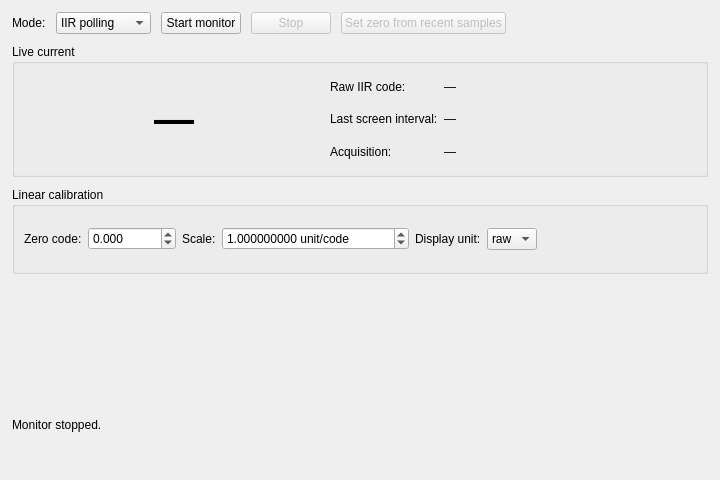
First picture: the form in forms/current_monitor_view.ui, repository nucliflare/nlab-digitizer-community, before the edit.
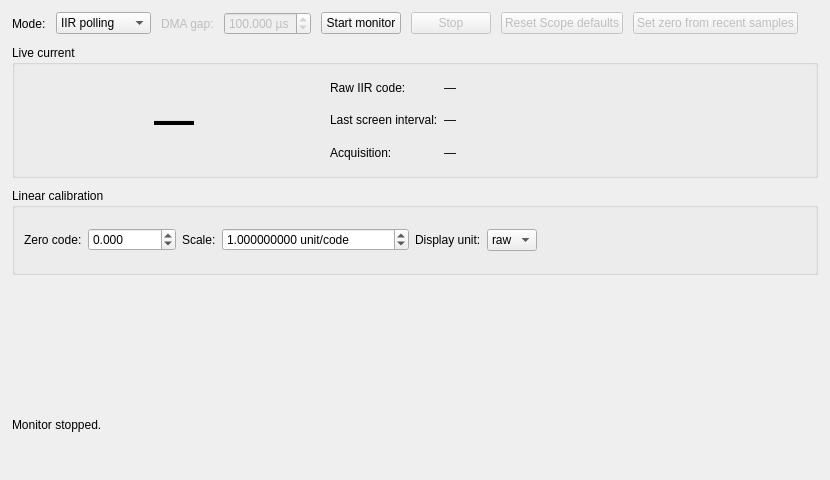
Second picture: the form after the edit. Custom widgets are drawn as their Qt base class.

Commit message: feat(current): finalize live IIR and DMA monitoring

Diff of the .ui file:
```diff
--- a/forms/current_monitor_view.ui
+++ b/forms/current_monitor_view.ui
@@ -18,8 +18,28 @@
        <item><property name="text"><string>Scope DMA</string></property></item>
       </widget>
      </item>
+     <item><widget class="QLabel" name="labelDmaGap"><property name="text"><string>DMA gap:</string></property><property name="enabled"><bool>false</bool></property></widget></item>
+     <item>
+      <widget class="QDoubleSpinBox" name="spinDmaGap">
+       <property name="enabled"><bool>false</bool></property>
+       <property name="toolTip"><string>Post-frame gap for the next Scope DMA current measurement; hardware resolution is 0.008 microseconds.</string></property>
+       <property name="suffix"><string> &#xB5;s</string></property>
+       <property name="decimals"><number>3</number></property>
+       <property name="minimum"><double>0.000000000000000</double></property>
+       <property name="maximum"><double>524.280000000000000</double></property>
+       <property name="singleStep"><double>0.008000000000000</double></property>
+       <property name="value"><double>100.000000000000000</double></property>
+      </widget>
+     </item>
      <item><widget class="QPushButton" name="btnStart"><property name="text"><string>Start monitor</string></property></widget></item>
      <item><widget class="QPushButton" name="btnStop"><property name="text"><string>Stop</string></property><property name="enabled"><bool>false</bool></property></widget></item>
+     <item>
+      <widget class="QPushButton" name="btnResetScopeDefaults">
+       <property name="text"><string>Reset Scope defaults</string></property>
+       <property name="enabled"><bool>false</bool></property>
+       <property name="toolTip"><string>Restore the Scope hardware defaults after stopping Current DMA.</string></property>
+      </widget>
+     </item>
      <item><widget class="QPushButton" name="btnZero"><property name="text"><string>Set zero from recent samples</string></property><property name="enabled"><bool>false</bool></property></widget></item>
      <item><spacer name="controlsSpacer"><property name="orientation"><enum>Qt::Horizontal</enum></property><property name="sizeHint" stdset="0"><size><width>20</width><height>20</height></size></property></spacer></item>
     </layout>
```
The commit also changes 12 other files.
